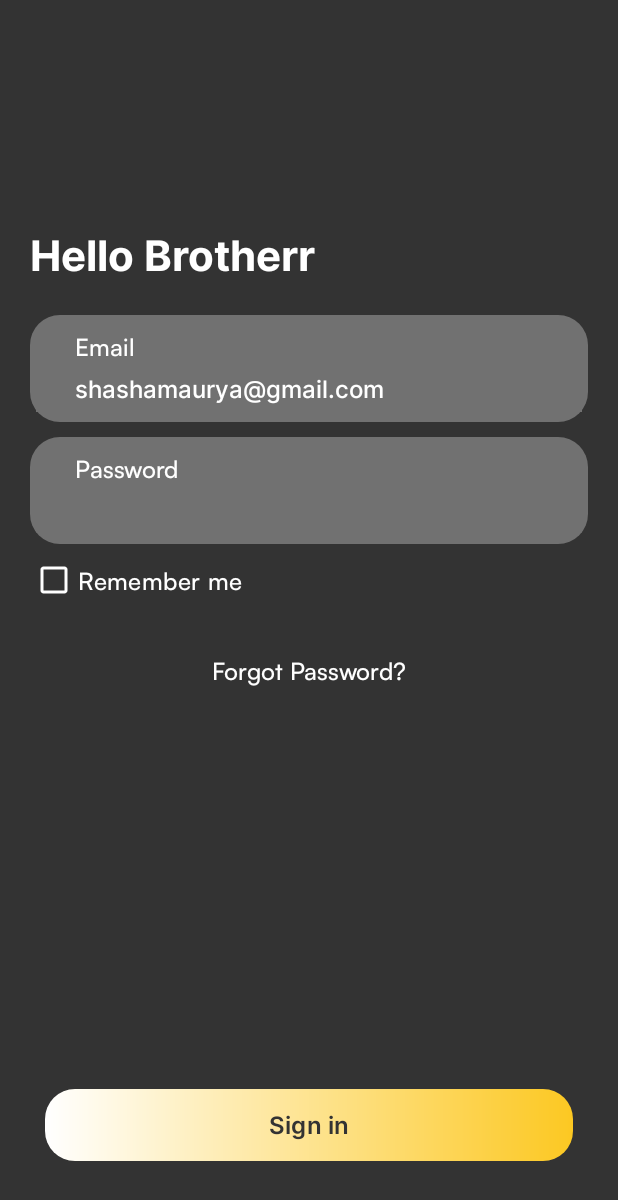
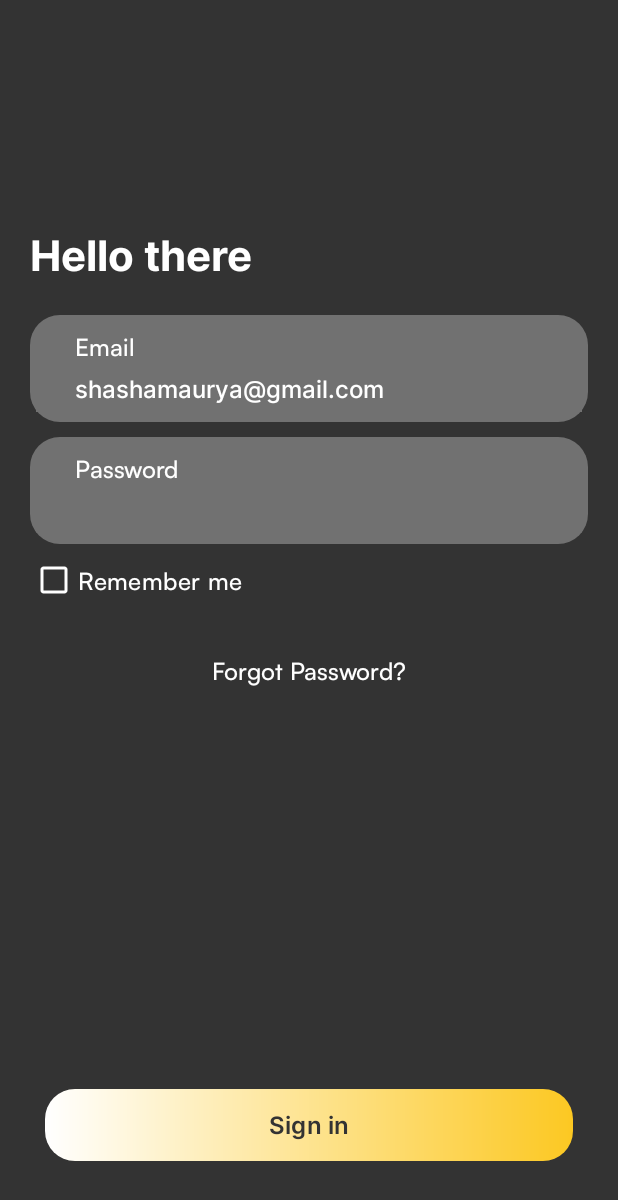
Before and after one commit to MritunjaiMaurya/HungryDevops, an Android app: the layout activity_login.xml on its own in the app's theme, with its tools: preview values and no code run, on a phone screen of 412 x 824 dp. Shown: the top 1200 px of the screen. Run offline under Robolectric (Android 15) with nearby library versions, the phone set to English and light mode, and no system bars.

Commit message:
new commit by mritunjai

```diff
--- a/app/src/main/res/layout/activity_login.xml
+++ b/app/src/main/res/layout/activity_login.xml
@@ -13,7 +13,7 @@
         android:fontFamily="@font/bold"
         android:textSize="28sp"
         android:paddingHorizontal="20dp"
-        android:text="Hello Brotherr"
+        android:text="Hello there"
         android:layout_marginTop="150dp"
         android:textColor="@color/white"
         app:layout_constraintTop_toTopOf="parent"/>
```
